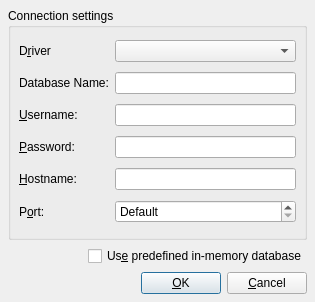
Qt form qsqlconnectiondialog.ui (rangeonnicolas/Hello20et1) before a commit.
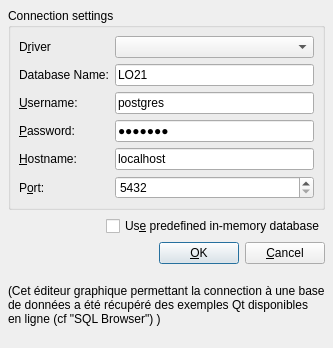
The same form after that commit.

```diff
--- a/qsqlconnectiondialog.ui
+++ b/qsqlconnectiondialog.ui
@@ -7,7 +7,7 @@
     <x>0</x>
     <y>0</y>
     <width>315</width>
-    <height>302</height>
+    <height>348</height>
    </rect>
   </property>
   <property name="windowTitle">
@@ -74,12 +74,16 @@
        </widget>
       </item>
       <item row="1" column="1">
-       <widget class="QLineEdit" name="editDatabase"/>
+       <widget class="QLineEdit" name="editDatabase">
+        <property name="text">
+         <string>LO21</string>
+        </property>
+       </widget>
       </item>
       <item row="5" column="1">
        <widget class="QSpinBox" name="portSpinBox">
         <property name="specialValueText">
-         <string>Default</string>
+         <string>5432</string>
         </property>
         <property name="minimum">
          <number>-1</number>
@@ -104,16 +108,27 @@
       </item>
       <item row="3" column="1">
        <widget class="QLineEdit" name="editPassword">
+        <property name="text">
+         <string>connect</string>
+        </property>
         <property name="echoMode">
          <enum>QLineEdit::Password</enum>
         </property>
        </widget>
       </item>
       <item row="2" column="1">
-       <widget class="QLineEdit" name="editUsername"/>
+       <widget class="QLineEdit" name="editUsername">
+        <property name="text">
+         <string>postgres</string>
+        </property>
+       </widget>
       </item>
       <item row="4" column="1">
-       <widget class="QLineEdit" name="editHostname"/>
+       <widget class="QLineEdit" name="editHostname">
+        <property name="text">
+         <string>localhost</string>
+        </property>
+       </widget>
       </item>
       <item row="4" column="0">
        <widget class="QLabel" name="textLabel5">
@@ -239,6 +254,15 @@
      </item>
     </layout>
    </item>
+   <item>
+    <widget class="QLabel" name="label">
+     <property name="text">
+      <string>(Cet éditeur graphique permettant la connection à une base
+de données a été récupéré des exemples Qt disponibles
+en ligne (cf &quot;SQL Browser&quot;) )</string>
+     </property>
+    </widget>
+   </item>
   </layout>
  </widget>
  <tabstops>
```
